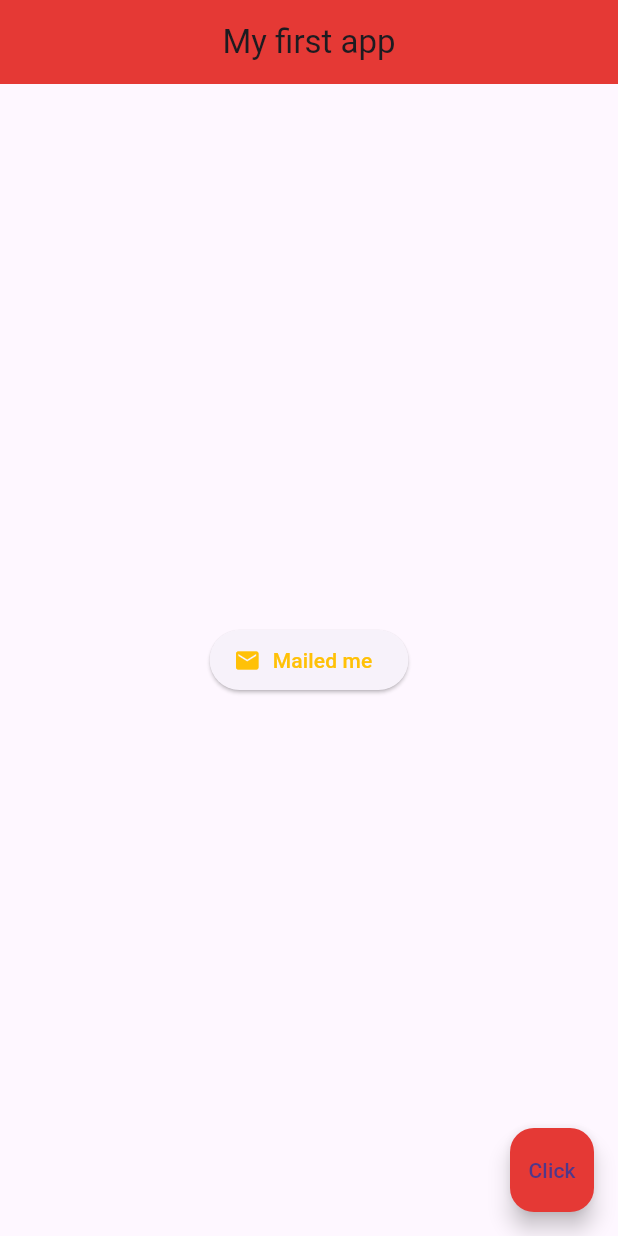
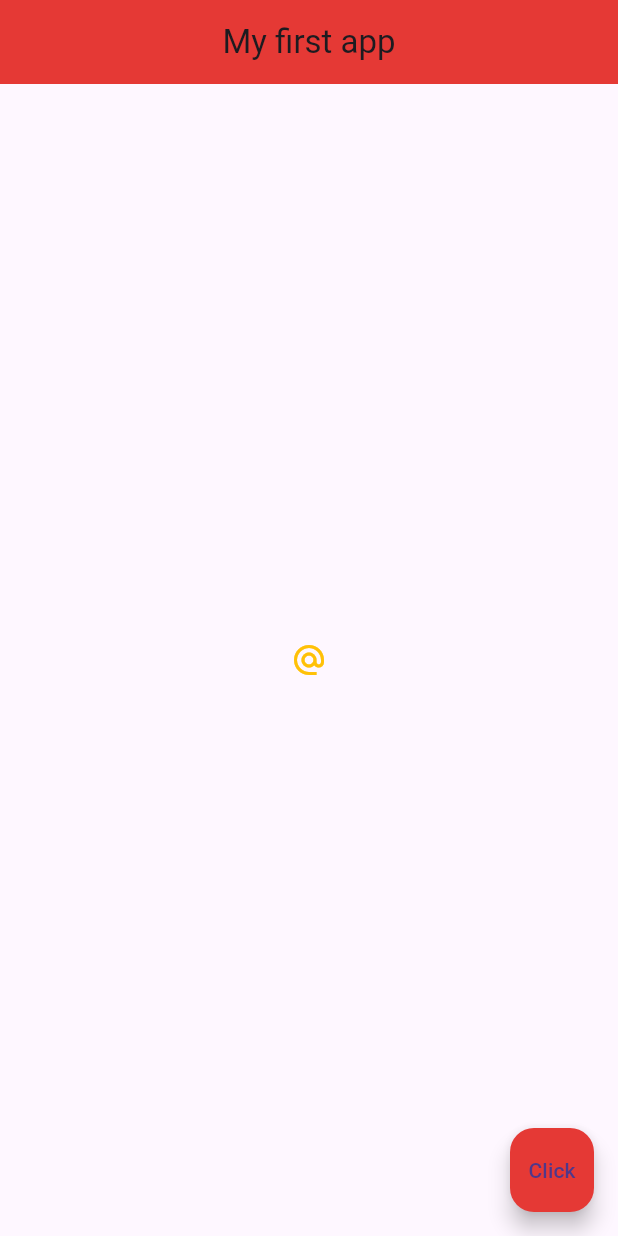
Before and after one commit to AhmadDaneil/tutorial, a Flutter app: the screen it shows after launch, on a phone screen of 412 x 824 dp. Run offline on Flutter 3.47's test engine with Material 3 defaults, Android fonts, the phone set to English and light mode, and no system bars.

Commit message:
Icon become a button

```diff
--- a/lib/main.dart
+++ b/lib/main.dart
@@ -21,16 +21,13 @@ class Home extends StatelessWidget{
     ),
     body: Center(
       //You can use ElevatedButton, TextButton and OutlinedButton.
-      child: ElevatedButton.icon(
-        onPressed: () {},
-        icon: Icon(
-          Icons.mail,
+      child: IconButton(
+        onPressed: () {
+          print('You clicked me');
+        },
+        icon: Icon(Icons.alternate_email),
+        color: Colors.amber,
         ),
-        label: Text('Mailed me'),
-        style: ButtonStyle(
-          foregroundColor: MaterialStateProperty.all(Colors.amber),
-        )
-      ),
       ),
       floatingActionButton: FloatingActionButton(
         onPressed: () {},
```
